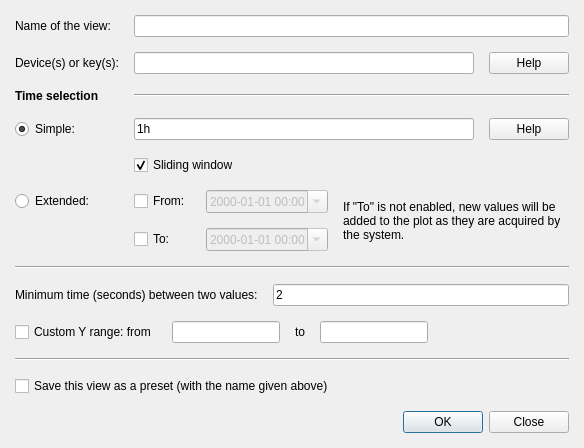
mlz-ictrl/nicos, file lib/nicos/clients/gui/panels/history_new.ui: the form before one commit.
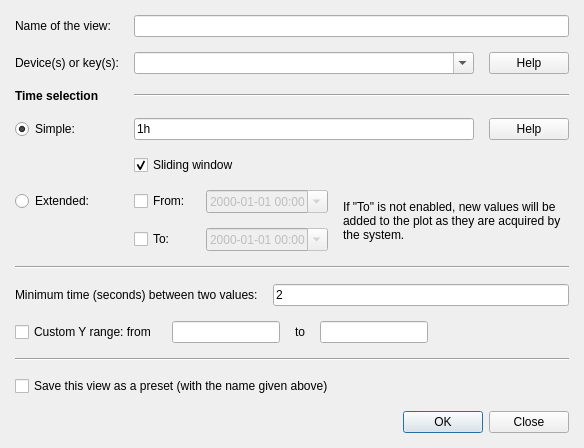
The form after the commit.

Commit message: gui history window: put a list of all devices in the "device" box for new views

What changed in the file:
```diff
--- a/lib/nicos/clients/gui/panels/history_new.ui
+++ b/lib/nicos/clients/gui/panels/history_new.ui
@@ -19,9 +19,6 @@
      <item row="0" column="1" colspan="4">
       <widget class="QLineEdit" name="namebox"/>
      </item>
-     <item row="1" column="1" colspan="3">
-      <widget class="QLineEdit" name="devices"/>
-     </item>
      <item row="4" column="1" colspan="3">
       <widget class="QLineEdit" name="simpleTimeSpec">
        <property name="text">
@@ -166,6 +163,13 @@
        </property>
       </widget>
      </item>
+     <item row="1" column="1" colspan="3">
+      <widget class="QComboBox" name="devices">
+       <property name="editable">
+        <bool>true</bool>
+       </property>
+      </widget>
+     </item>
     </layout>
    </item>
    <item>
```
Left out of the diff: 17 changed lines with no effect on the pictures. The commit also changes 1 other file.
